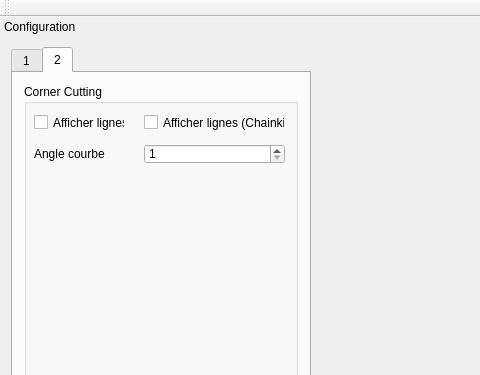
Above: form/maths5a_coons.ui from ldkv/Maths5A_Coons before the change; both pictures show x 0 to 480 and y 0 to 375 of the 1129 by 875 pixel window. Below: the same form after it.
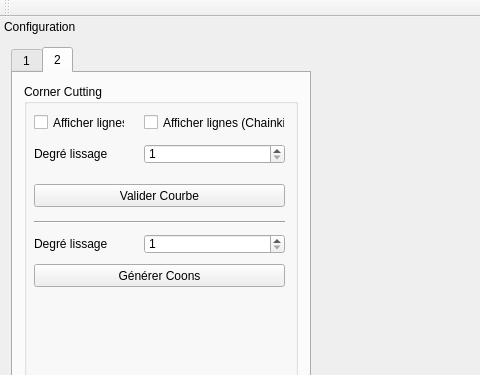
That is the form after the change. The open tabs and pages were chosen to show the change.

Commit message: Generation et subdivision via les boutons

The edit to the form file:
```diff
--- a/form/maths5a_coons.ui
+++ b/form/maths5a_coons.ui
@@ -427,7 +427,7 @@
                </rect>
               </property>
               <property name="text">
-               <string>Angle courbe</string>
+               <string>Degré lissage</string>
               </property>
              </widget>
              <widget class="QSpinBox" name="spinAngle">
@@ -449,6 +449,77 @@
                <number>1</number>
               </property>
              </widget>
+             <widget class="QPushButton" name="buttonCreateCurve">
+              <property name="geometry">
+               <rect>
+                <x>10</x>
+                <y>100</y>
+                <width>251</width>
+                <height>23</height>
+               </rect>
+              </property>
+              <property name="text">
+               <string>Valider Courbe</string>
+              </property>
+             </widget>
+             <widget class="QPushButton" name="buttonGenerateCoons">
+              <property name="geometry">
+               <rect>
+                <x>10</x>
+                <y>180</y>
+                <width>251</width>
+                <height>23</height>
+               </rect>
+              </property>
+              <property name="text">
+               <string>Générer Coons</string>
+              </property>
+             </widget>
+             <widget class="QLabel" name="labelCoonsSmooth">
+              <property name="geometry">
+               <rect>
+                <x>10</x>
+                <y>150</y>
+                <width>125</width>
+                <height>20</height>
+               </rect>
+              </property>
+              <property name="text">
+               <string>Degré lissage</string>
+              </property>
+             </widget>
+             <widget class="QSpinBox" name="spinDegreeCoons">
+              <property name="geometry">
+               <rect>
+                <x>120</x>
+                <y>150</y>
+                <width>141</width>
+                <height>20</height>
+               </rect>
+              </property>
+              <property name="minimum">
+               <number>1</number>
+              </property>
+              <property name="maximum">
+               <number>1000</number>
+              </property>
+              <property name="value">
+               <number>1</number>
+              </property>
+             </widget>
+             <widget class="Line" name="line_3">
+              <property name="geometry">
+               <rect>
+                <x>10</x>
+                <y>130</y>
+                <width>251</width>
+                <height>16</height>
+               </rect>
+              </property>
+              <property name="orientation">
+               <enum>Qt::Horizontal</enum>
+              </property>
+             </widget>
             </widget>
            </item>
           </layout>
```
Left out of the diff: 12 changed lines with no effect on the pictures. The commit also changes 5 other files.
